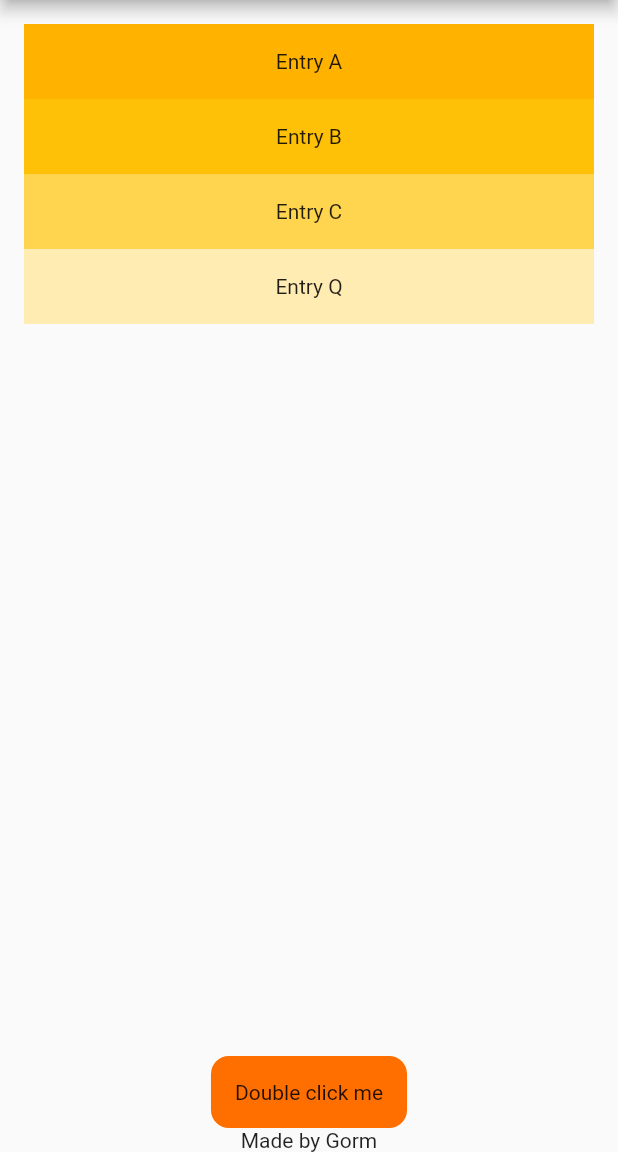
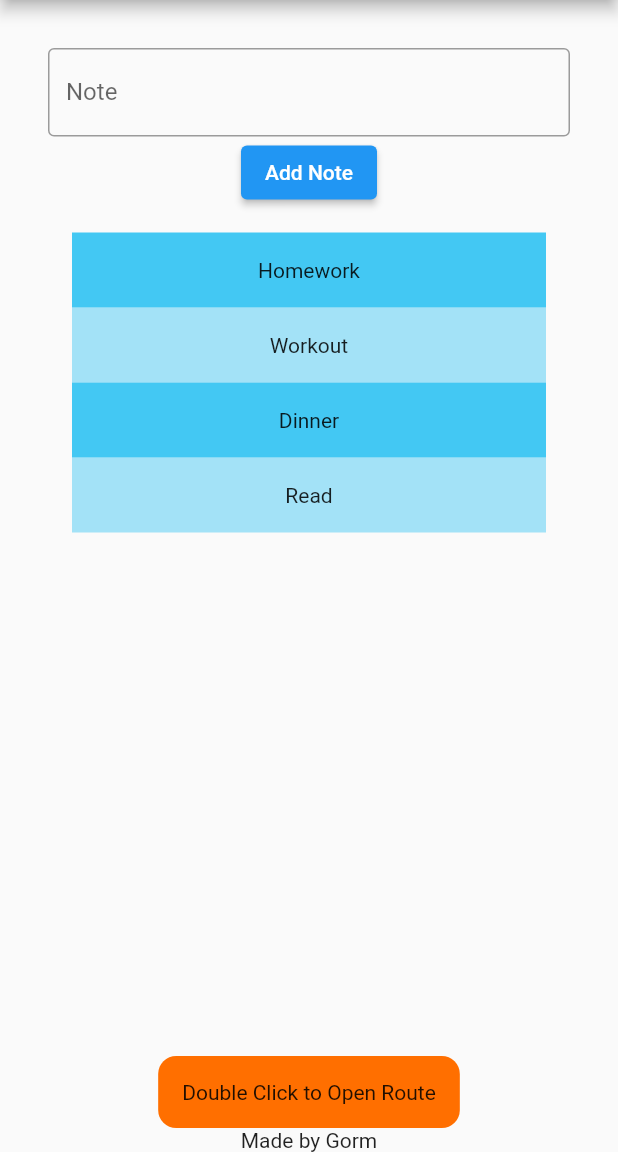
Before and after one commit to Gorm2303/flutter_to_do_list, a Flutter app: the screen it shows after launch, on a phone screen of 412 x 824 dp, the part 84-1236 px from its top. Run offline on Flutter 3.47's test engine with Material 2 defaults, Android fonts, the phone set to English and light mode, and no system bars.

Commit message:
Todo list can add notes

```diff
--- a/lib/main.dart
+++ b/lib/main.dart
@@ -16,8 +16,8 @@ class MyApp extends StatelessWidget {
     return MaterialApp(
       title: 'First app',
       routes: {
-        '/firstroute': (context) => FirstRoute(),
-        '/secondroute': (context) => SecondRoute(),
+        '/firstroute': (context) => const FirstRoute(),
+        '/secondroute': (context) => const SecondRoute(),
       },
       home: Scaffold(
         appBar: AppBar(
@@ -25,7 +25,7 @@ class MyApp extends StatelessWidget {
         ),
         body: Column(children: <Widget>[
           Expanded(child: MyListView()),
-          MyButton(),
+          const MyButton(),
           const Text('Made by Gorm')
         ]),
       ),
@@ -51,37 +51,80 @@ class MyButtonState extends State<MyButton> {
         setState(() {
           buttonColor = buttonColor - 200;
         });
+        Navigator.push(
+          context,
+          MaterialPageRoute(builder: (context) => const FirstRoute()),
+        );
       },
       child: Container(
-        padding: EdgeInsets.all(16),
+        padding: const EdgeInsets.all(16),
         decoration: BoxDecoration(
           borderRadius: BorderRadius.circular(12.0),
           color: Colors.amber[buttonColor],
         ),
-        child: const Text('Double click me'),
+        child: const Text('Double Click to Open Route'),
       ),
     );
   }
 }
 
-class MyListView extends StatelessWidget {
-  final List<String> entries = <String>['A', 'B', 'C', 'Q'];
-  final List<int> colorCodes = <int>[600, 500, 300, 100];
+class MyListViewState extends State<MyListView> {
+  TextEditingController noteController = TextEditingController();
 
-  MyListView({super.key});
+  void addItemToList() {
+    setState(() {
+      widget.entries.insert(0, noteController.text);
+      noteController.text = '';
+    });
+  }
 
+  @override
   Widget build(BuildContext context) {
-    return ListView.builder(
+    return Padding(
+      padding: const EdgeInsets.all(32),
+      child: Column(children: <Widget>[
+        TextField(
+          controller: noteController,
+          decoration: InputDecoration(
+            border: OutlineInputBorder(),
+            labelText: 'Note',
+          ),
+        ),
+        ElevatedButton(
+          child: Text('Add Note'),
+          onPressed: () {
+            addItemToList();
+          },
+        ),
+        Expanded(
+            child: ListView.builder(
                 padding: const EdgeInsets.all(16),
-        itemCount: entries.length,
+                itemCount: widget.entries.length,
                 itemBuilder: (BuildContext context, int index) {
                   return Container(
                     height: 50,
-            color: Colors.amber[colorCodes[index]],
-            child: Center(child: Text('Entry ${entries[index]}')),
+                    color:
+                        Color.fromRGBO(57, 197, 243, 0.95 - (index % 2 * 0.5)),
+                    child: Center(child: Text(widget.entries[index])),
                   );
-        });
+                }))
+      ]),
+    );
   }
+}
+
+class MyListView extends StatefulWidget {
+  final List<String> entries = <String>[
+    'Homework',
+    'Workout',
+    'Dinner',
+    'Read'
+  ];
+  final int colorCode = 57;
+  MyListView({super.key});
+
+  @override
+  State<MyListView> createState() => MyListViewState();
 }
 
 class FirstRoute extends StatelessWidget {
```
Lines whose indentation alone changed are shown as unchanged.
